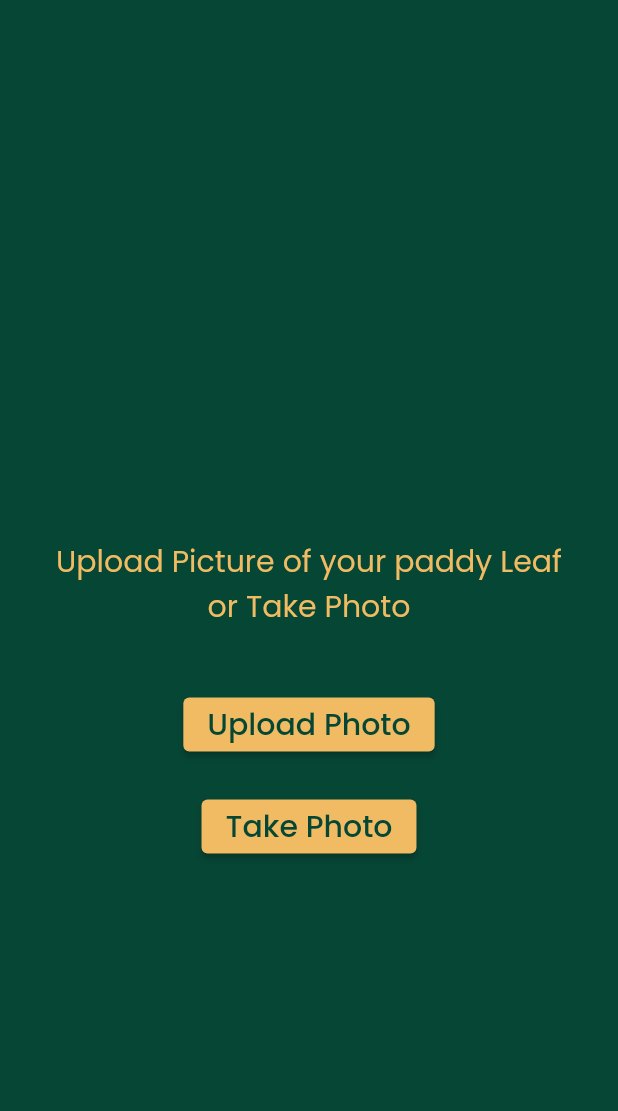
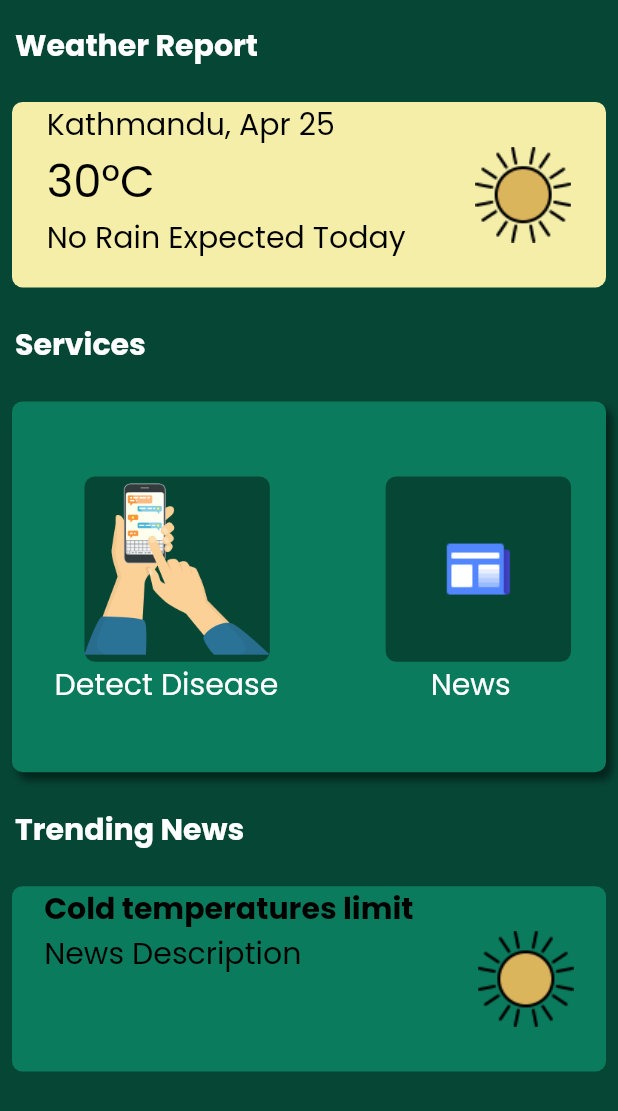
Before and after one commit to sandesh101/PaddEase, a Flutter app: the screen it shows after launch, on a phone screen of 412 x 824 dp. Shown: the top 1111 px of the screen. Run offline on Flutter 3.47's test engine with Material 2 defaults, Android fonts, the phone set to English and light mode, and no system bars; our stand-ins replace get, google_fonts, image_picker; missing offline and left inert: cross_file_image.

Commit message:
Added New Homepage for UI Changes

```diff
--- a/lib/constants/constant.dart
+++ b/lib/constants/constant.dart
@@ -5,4 +5,7 @@ class Constant {
   static const Color secondaryColor = Color(0xFFF0BB62);
   static const Color thirdColor = Color(0xFFF4EEA9);
   static const Color textColor = Color(0xFFe6aa07);
+  static const Color whiteColor = Color(0xFFFFFFFF);
+  static const Color blackColor = Color(0xFF000000);
+  static const Color containerColor = Color(0xFF0B7B5D);
 }
--- /dev/null
+++ b/lib/screens/home_page_changed.dart
@@ -0,0 +1,224 @@
+import 'package:flutter/material.dart';
+import 'package:google_fonts/google_fonts.dart';
+
+import '../constants/constant.dart';
+
+// GoogleFonts.poppins(
+//                                   color: Constant.secondaryColor, fontSize: 20),
+class NewHomePage extends StatefulWidget {
+  const NewHomePage({super.key});
+
+  @override
+  State<NewHomePage> createState() => _NewHomePageState();
+}
+
+class _NewHomePageState extends State<NewHomePage> {
+  @override
+  Widget build(BuildContext context) {
+    return SafeArea(
+        child: Scaffold(
+      backgroundColor: Constant.primaryColor,
+      body: Column(
+        crossAxisAlignment: CrossAxisAlignment.start,
+        children: [
+          //Weather Report
+          Padding(
+            padding: const EdgeInsets.only(top: 15.0, left: 10.0),
+            child: Text(
+              "Weather Report",
+              textAlign: TextAlign.left,
+              style: GoogleFonts.poppins(
+                  color: Constant.whiteColor,
+                  fontSize: 20,
+                  fontWeight: FontWeight.bold),
+            ),
+          ),
+          const SizedBox(
+            height: 15,
+          ),
+          Padding(
+            padding: const EdgeInsets.all(8.0),
+            child: Container(
+              height: MediaQuery.of(context).size.height * 0.15,
+              width: double.infinity,
+              decoration: BoxDecoration(
+                borderRadius: BorderRadius.circular(7),
+                color: Constant.thirdColor,
+              ),
+              child: Row(
+                mainAxisAlignment: MainAxisAlignment.spaceAround,
+                children: [
+                  //Weather Texts
+                  Column(
+                    crossAxisAlignment: CrossAxisAlignment.start,
+                    children: [
+                      Text(
+                        "Kathmandu, Apr 25",
+                        style: GoogleFonts.poppins(
+                            color: Constant.blackColor, fontSize: 20),
+                      ),
+                      Text(
+                        "30°C",
+                        style: GoogleFonts.poppins(
+                            color: Constant.blackColor, fontSize: 30),
+                      ),
+                      Text(
+                        "No Rain Expected Today",
+                        style: GoogleFonts.poppins(
+                            color: Constant.blackColor, fontSize: 20),
+                      ),
+                    ],
+                  ),
+                  //Weather Icon Image
+                  const Image(image: AssetImage('assets/images/SunnyImage.png'))
+                ],
+              ),
+            ),
+          ),
+          //Weather Report Ends
+          //Services
+          Padding(
+            padding: const EdgeInsets.only(top: 15.0, left: 10.0),
+            child: Text(
+              "Services",
+              textAlign: TextAlign.left,
+              style: GoogleFonts.poppins(
+                  color: Constant.whiteColor,
+                  fontSize: 20,
+                  fontWeight: FontWeight.bold),
+            ),
+          ),
+          const SizedBox(
+            height: 15,
+          ),
+          Padding(
+            padding: const EdgeInsets.all(8.0),
+            child: Container(
+              height: MediaQuery.of(context).size.height * 0.3,
+              width: double.infinity,
+              decoration: BoxDecoration(
+                borderRadius: BorderRadius.circular(7),
+                color: Constant.containerColor,
+                boxShadow: [
+                  BoxShadow(
+                    color: Constant.blackColor.withOpacity(0.5),
+                    spreadRadius: 0,
+                    blurRadius: 4,
+                    offset: const Offset(4, 5), // changes position of shadow
+                  ),
+                ],
+              ),
+              child: Row(
+                mainAxisAlignment: MainAxisAlignment.spaceAround,
+                children: [
+                  Column(
+                    crossAxisAlignment: CrossAxisAlignment.start,
+                    children: [
+                      Padding(
+                        padding: const EdgeInsets.only(left: 25.0, top: 50.0),
+                        child: Container(
+                          height: MediaQuery.of(context).size.height * 0.15,
+                          decoration: BoxDecoration(
+                            color: Constant.primaryColor,
+                            borderRadius: BorderRadius.circular(7),
+                          ),
+                          child: const Image(
+                              image: AssetImage(
+                                  'assets/images/DetectDisease.png')),
+                        ),
+                      ),
+                      Padding(
+                        padding: const EdgeInsets.only(left: 5.0),
+                        child: Text(
+                          "Detect Disease",
+                          style: GoogleFonts.poppins(
+                              color: Constant.whiteColor, fontSize: 20),
+                        ),
+                      ),
+                    ],
+                  ),
+                  Column(
+                    crossAxisAlignment: CrossAxisAlignment.start,
+                    children: [
+                      Padding(
+                        padding: const EdgeInsets.only(left: 25.0, top: 50.0),
+                        child: Container(
+                          height: MediaQuery.of(context).size.height * 0.15,
+                          decoration: BoxDecoration(
+                            color: Constant.primaryColor,
+                            borderRadius: BorderRadius.circular(7),
+                          ),
+                          child: const Image(
+                              image: AssetImage('assets/images/NewsImage.png')),
+                        ),
+                      ),
+                      Padding(
+                        padding: const EdgeInsets.only(left: 55.0),
+                        child: Text(
+                          "News",
+                          style: GoogleFonts.poppins(
+                              color: Constant.whiteColor, fontSize: 20),
+                        ),
+                      ),
+                    ],
+                  ),
+                ],
+              ),
+            ),
+          ),
+          //Services Ends
+          Padding(
+            padding: const EdgeInsets.only(top: 15.0, left: 10.0),
+            child: Text(
+              "Trending News",
+              textAlign: TextAlign.left,
+              style: GoogleFonts.poppins(
+                  color: Constant.whiteColor,
+                  fontSize: 20,
+                  fontWeight: FontWeight.bold),
+            ),
+          ),
+          const SizedBox(
+            height: 15,
+          ),
+          Padding(
+            padding: const EdgeInsets.all(8.0),
+            child: Container(
+              height: MediaQuery.of(context).size.height * 0.15,
+              width: double.infinity,
+              decoration: BoxDecoration(
+                borderRadius: BorderRadius.circular(7),
+                color: Constant.containerColor,
+              ),
+              child: Row(
+                mainAxisAlignment: MainAxisAlignment.spaceAround,
+                children: [
+                  //Weather Texts
+                  Column(
+                    crossAxisAlignment: CrossAxisAlignment.start,
+                    children: [
+                      Text(
+                        "Cold temperatures limit",
+                        style: GoogleFonts.poppins(
+                            color: Constant.blackColor,
+                            fontSize: 20,
+                            fontWeight: FontWeight.bold),
+                      ),
+                      Text(
+                        "News Description",
+                        style: GoogleFonts.poppins(
+                            color: Constant.blackColor, fontSize: 20),
+                      ),
+                    ],
+                  ),
+                  //Weather Icon Image
+                  const Image(image: AssetImage('assets/images/SunnyImage.png'))
+                ],
+              ),
+            ),
+          ),
+        ],
+      ),
+    ));
+  }
+}
--- a/lib/screens/splash_screen.dart
+++ b/lib/screens/splash_screen.dart
@@ -5,6 +5,7 @@ import 'package:google_fonts/google_fonts.dart';
 
 import 'home_page.dart';
 import '../constants/constant.dart';
+import 'home_page_changed.dart';
 
 class SplashScreen extends StatefulWidget {
   const SplashScreen({super.key});
@@ -19,8 +20,8 @@ class _SplashScreenState extends State<SplashScreen> {
     super.initState();
 
     Timer(const Duration(seconds: 3), () {
-      Navigator.pushReplacement(
-          context, MaterialPageRoute(builder: ((context) => const HomePage())));
+      Navigator.pushReplacement(context,
+          MaterialPageRoute(builder: ((context) => const NewHomePage())));
     });
   }
 
--- a/pubspec.yaml
+++ b/pubspec.yaml
@@ -54,7 +54,7 @@ flutter:
   uses-material-design: true
   # To add assets to your application, add an assets section, like this:
   assets:
-    - assets/
+    - assets/images/
   #   - images/a_dot_ham.jpeg
   # An image asset can refer to one or more resolution-specific "variants", see
   # https://flutter.dev/assets-and-images/#resolution-aware
```
Also changed, not shown: assets/images/DetectDisease.png (added), assets/images/NewsImage.png (added), assets/images/SplashScreen.png (renamed from assets/SplashScreen.png), assets/images/SunnyImage.png (added).
